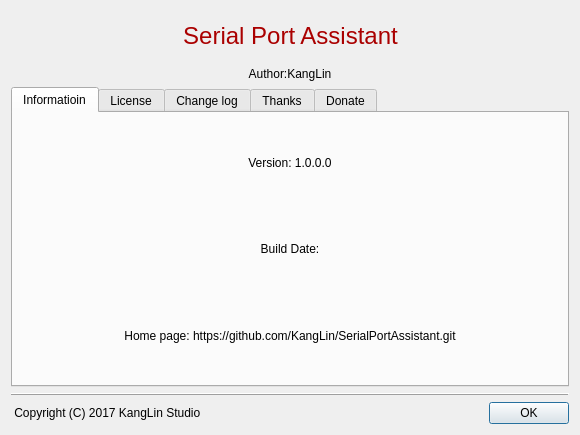
The window that Widgets/DlgAbout/DlgAbout.ui (KangLin/SerialPortAssistant) describes before a commit, drawn with Qt 5.
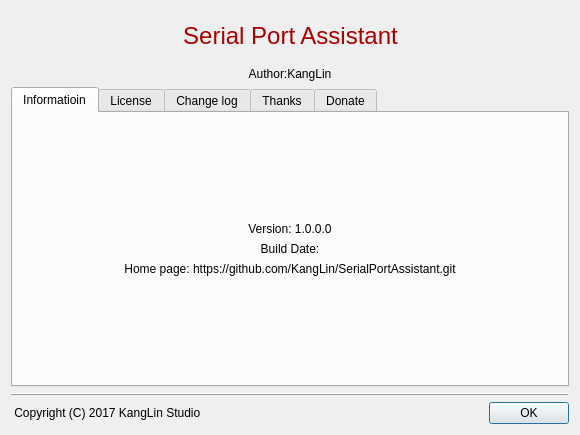
The same window after the commit. The open tabs and pages were chosen to show the change. Icons and pictures are not drawn.

Diff of the .ui file:
```diff
--- a/Widgets/DlgAbout/DlgAbout.ui
+++ b/Widgets/DlgAbout/DlgAbout.ui
@@ -182,7 +182,7 @@
        <string>Informatioin</string>
       </attribute>
       <layout class="QGridLayout" name="gridLayout_5">
-       <item row="1" column="0">
+       <item row="2" column="0">
         <widget class="QLabel" name="lbDate">
          <property name="sizePolicy">
           <sizepolicy hsizetype="Expanding" vsizetype="Preferred">
@@ -201,29 +201,7 @@
          </property>
         </widget>
        </item>
-       <item row="2" column="0">
-        <widget class="QLabel" name="lbHome">
-         <property name="sizePolicy">
-          <sizepolicy hsizetype="Expanding" vsizetype="Preferred">
-           <horstretch>0</horstretch>
-           <verstretch>0</verstretch>
-          </sizepolicy>
-         </property>
-         <property name="text">
-          <string>Home page: https://github.com/KangLin/SerialPortAssistant.git</string>
-         </property>
-         <property name="alignment">
-          <set>Qt::AlignCenter</set>
-         </property>
-         <property name="wordWrap">
-          <bool>true</bool>
-         </property>
-         <property name="openExternalLinks">
-          <bool>true</bool>
-         </property>
-        </widget>
-       </item>
-       <item row="0" column="0">
+       <item row="1" column="0">
         <widget class="QLabel" name="lbVersion">
          <property name="sizePolicy">
           <sizepolicy hsizetype="Expanding" vsizetype="Preferred">
@@ -245,6 +223,54 @@
          </property>
         </widget>
        </item>
+       <item row="3" column="0">
+        <widget class="QLabel" name="lbHome">
+         <property name="sizePolicy">
+          <sizepolicy hsizetype="Expanding" vsizetype="Preferred">
+           <horstretch>0</horstretch>
+           <verstretch>0</verstretch>
+          </sizepolicy>
+         </property>
+         <property name="text">
+          <string>Home page: https://github.com/KangLin/SerialPortAssistant.git</string>
+         </property>
+         <property name="alignment">
+          <set>Qt::AlignCenter</set>
+         </property>
+         <property name="wordWrap">
+          <bool>true</bool>
+         </property>
+         <property name="openExternalLinks">
+          <bool>true</bool>
+         </property>
+        </widget>
+       </item>
+       <item row="0" column="0">
+        <spacer name="verticalSpacer">
+         <property name="orientation">
+          <enum>Qt::Vertical</enum>
+         </property>
+         <property name="sizeHint" stdset="0">
+          <size>
+           <width>20</width>
+           <height>40</height>
+          </size>
+         </property>
+        </spacer>
+       </item>
+       <item row="4" column="0">
+        <spacer name="verticalSpacer_2">
+         <property name="orientation">
+          <enum>Qt::Vertical</enum>
+         </property>
+         <property name="sizeHint" stdset="0">
+          <size>
+           <width>20</width>
+           <height>40</height>
+          </size>
+         </property>
+        </spacer>
+       </item>
       </layout>
      </widget>
      <widget class="QWidget" name="License">
```
